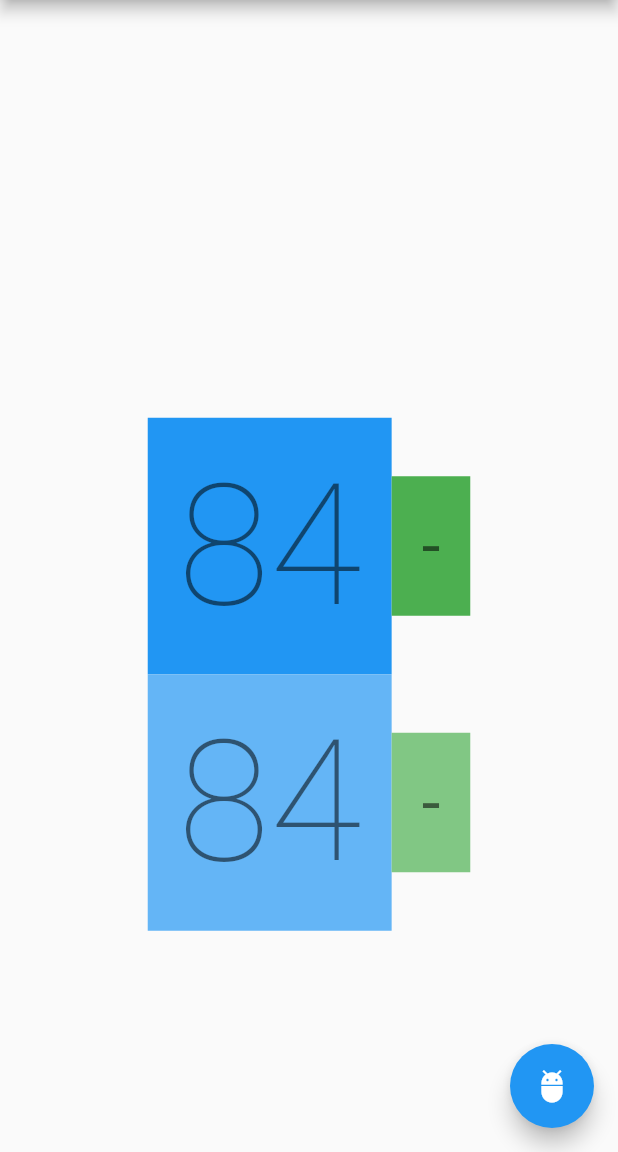
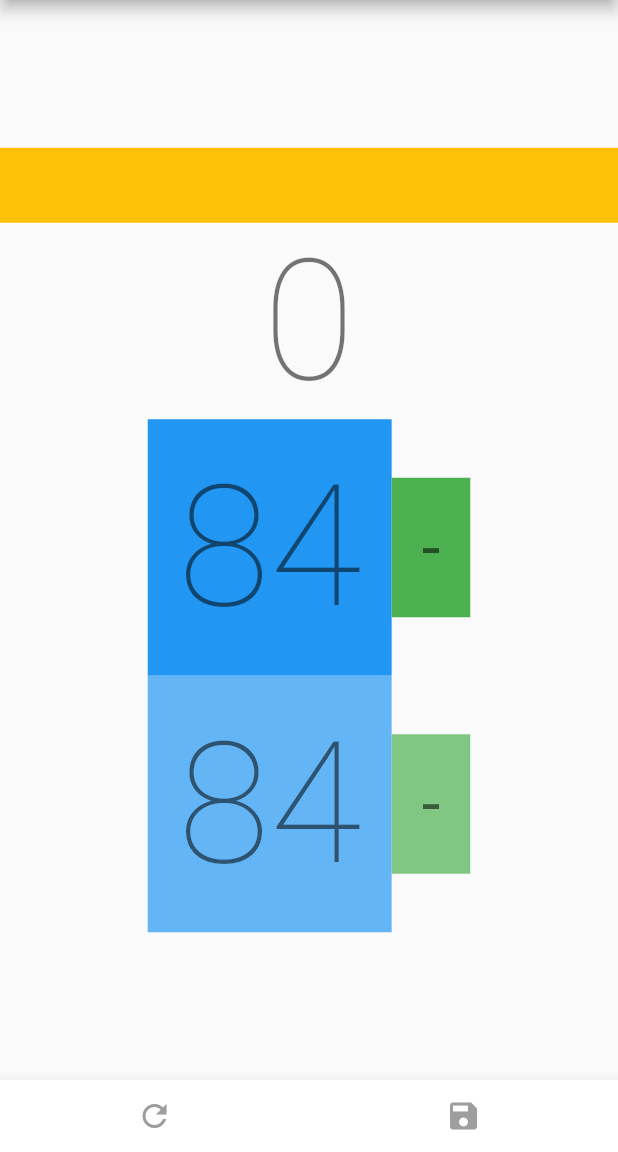
Before and after one commit to johnhershey/staggercalc, a Flutter app: the screen it shows after launch, on a phone screen of 412 x 824 dp, the part 84-1236 px from its top. Run offline on Flutter 3.47's test engine with Material 2 defaults, Android fonts, the phone set to English and light mode, and no system bars; missing offline and left inert: swipedetector.

Commit message:
Main features working.

```diff
--- a/lib/main.dart
+++ b/lib/main.dart
@@ -3,6 +3,7 @@ import 'package:staggercalc/functions/calc_stagger.dart';
 import 'package:staggercalc/functions/format_stagger.dart';
 import 'package:swipedetector/swipedetector.dart';
 import 'package:staggercalc/models/fractions.dart';
+import 'models/pair.dart';
 
 void main() {
   runApp(MyApp());
@@ -35,13 +36,28 @@ class _MyHomePageState extends State<MyHomePage> {
   int _counterB = 84;
   int _fractionIndexA = 0;
   int _fractionIndexB = 0;
+  int _maxSize = 150;
+  int _minSize = 0;
   double _stagger = 0.0;
-  String _formattedStagger = "";
+  String _formattedStagger = "0";
+  List<Pair> _history = [];
+  int _historyLength = 20;
+  var _pair;
 
-  void _incrementCounter() {
-    setState(() {
-      //_counter++;
-    });
+  int _changeCounter(bool increment, int size) {
+    if (increment) {
+      if (size == _maxSize) {
+        return _minSize;
+      } else {
+        return size += 1;
+      }
+    } else {
+      if (size == _minSize) {
+        return _maxSize;
+      } else {
+        return size -= 1;
+      }
+    }
   }
 
   void _calcStagger() {
@@ -49,6 +65,37 @@ class _MyHomePageState extends State<MyHomePage> {
         eighths[_fractionIndexB]);
     setState(() {
       _formattedStagger = formatStagger(_stagger);
+    });
+  }
+
+  void _resetValues() {
+    setState(() {
+      _counterA = 84;
+      _counterB = 84;
+      _fractionIndexA = 0;
+      _fractionIndexB = 0;
+      _calcStagger();
+    });
+  }
+
+  void _addToHistory() {
+    _pair = Pair(
+        tireA: _counterA.toString() +
+            (_fractionIndexA == 0 ? '' : ' ' + eighths[_fractionIndexA]),
+        tireB: _counterB.toString() +
+            (_fractionIndexB == 0 ? '' : ' ' + eighths[_fractionIndexB]),
+        tireDiff: _formattedStagger);
+
+    // _pair.tireA.whole = _counterA.toString();
+    // _pair.tireA.fraction = eighths[_fractionIndexA];
+    // _pair.tireB.whole = _counterB.toString();
+    // _pair.tireB.fraction = eighths[_fractionIndexA];
+    // _pair.tireDiff = _formattedStagger;
+
+    if (_history.length >= _historyLength) _history.removeAt(0);
+
+    setState(() {
+      _history.add(_pair);
     });
   }
 
@@ -62,9 +109,49 @@ class _MyHomePageState extends State<MyHomePage> {
         child: Column(
           mainAxisAlignment: MainAxisAlignment.center,
           children: <Widget>[
-            Text(
-              _formattedStagger,
-              style: Theme.of(context).textTheme.headline1,
+            // TODO History List
+
+            Container(
+              color: Colors.amber,
+              height: 50,
+              width: MediaQuery.of(context).size.width,
+              child: ListView.builder(
+                scrollDirection: Axis.horizontal,
+                itemCount: _history.length,
+                itemBuilder: (context, index) {
+                  return Container(
+                    margin: EdgeInsets.only(left: 40),
+                    child: Center(
+                      child: Column(
+                        children: [
+                          Text(_history[_history.length - 1 - index]
+                              .tireA
+                              .toString()),
+                          Text(_history[_history.length - 1 - index]
+                              .tireB
+                              .toString()),
+                          Text(_history[_history.length - 1 - index]
+                              .tireDiff
+                              .toString())
+                        ],
+                      ),
+                    ),
+                  );
+                },
+              ),
+            ),
+            Row(
+              mainAxisAlignment: MainAxisAlignment.center,
+              children: [
+                Text(
+                  _formattedStagger.split(' ')[0],
+                  style: Theme.of(context).textTheme.headline1,
+                ),
+                Text(
+                  _formattedStagger.split(' ').length == 2 ? '  ' + _formattedStagger.split(' ')[1] : '',
+                  style: Theme.of(context).textTheme.headline3,
+                ),
+              ],
             ),
             Row(
               mainAxisAlignment: MainAxisAlignment.center,
@@ -80,21 +167,21 @@ class _MyHomePageState extends State<MyHomePage> {
                   ),
                   onSwipeUp: () {
                     setState(() {
-                      _counterA = _counterA + 1;
+                      _counterA = _changeCounter(true, _counterA);
                     });
                     _calcStagger();
                     print('A - Up: $_counterA');
                   },
                   onSwipeDown: () {
                     setState(() {
-                      _counterA = _counterA - 1;
+                      _counterA = _changeCounter(false, _counterA);
                     });
                     _calcStagger();
                     print('A - Down: $_counterA');
                   },
                   swipeConfiguration: SwipeConfiguration(
-                    verticalSwipeMinVelocity: 100.0,
-                    verticalSwipeMinDisplacement: 50.0,
+                    verticalSwipeMinVelocity: 80.0,
+                    verticalSwipeMinDisplacement: 20.0,
                     verticalSwipeMaxWidthThreshold: 100.0,
                   ),
                 ),
@@ -112,7 +199,7 @@ class _MyHomePageState extends State<MyHomePage> {
                       _fractionIndexA = -1;
                     }
                     setState(() {
-                      _fractionIndexA = _fractionIndexA + 1;
+                      _fractionIndexA += 1;
                     });
                     print('A: $_fractionIndexA');
                     _calcStagger();
@@ -122,7 +209,7 @@ class _MyHomePageState extends State<MyHomePage> {
                       _fractionIndexA = 8;
                     }
                     setState(() {
-                      _fractionIndexA = _fractionIndexA - 1;
+                      _fractionIndexA -= 1;
                     });
                     print('A: $_fractionIndexA');
                     _calcStagger();
@@ -149,21 +236,21 @@ class _MyHomePageState extends State<MyHomePage> {
                   ),
                   onSwipeUp: () {
                     setState(() {
-                      _counterB = _counterB + 1;
+                      _counterB = _changeCounter(true, _counterB);
                     });
                     _calcStagger();
                     print('B - Up: $_counterB');
                   },
                   onSwipeDown: () {
                     setState(() {
-                      _counterB = _counterB - 1;
+                      _counterB = _changeCounter(false, _counterB);
                     });
                     _calcStagger();
                     print('B - Down: $_counterB');
                   },
                   swipeConfiguration: SwipeConfiguration(
-                    verticalSwipeMinVelocity: 100.0,
-                    verticalSwipeMinDisplacement: 50.0,
+                    verticalSwipeMinVelocity: 80.0,
+                    verticalSwipeMinDisplacement: 20.0,
                     verticalSwipeMaxWidthThreshold: 100.0,
                   ),
                 ),
@@ -181,7 +268,7 @@ class _MyHomePageState extends State<MyHomePage> {
                       _fractionIndexB = -1;
                     }
                     setState(() {
-                      _fractionIndexB = _fractionIndexB + 1;
+                      _fractionIndexB += 1;
                     });
                     print('B: $_fractionIndexB');
                     _calcStagger();
@@ -191,7 +278,7 @@ class _MyHomePageState extends State<MyHomePage> {
                       _fractionIndexB = 8;
                     }
                     setState(() {
-                      _fractionIndexB = _fractionIndexB - 1;
+                      _fractionIndexB -= 1;
                     });
                     print('B: $_fractionIndexB');
                     _calcStagger();
@@ -204,24 +291,39 @@ class _MyHomePageState extends State<MyHomePage> {
                 ),
               ],
             ),
-            // ListWheelScrollView.useDelegate(
-            //   itemExtent: 50,
-            //   childDelegate: ListWheelChildBuilderDelegate(
-            //     builder: (context, index) => Container(
-            //       color: Colors.orange,
-            //       child: Center(
-            //         child: Text('Item $index'),
-            //       ),
-            //     ),
-            //   ),
-            // ),
           ],
         ),
       ),
-      floatingActionButton: FloatingActionButton(
-        onPressed: _calcStagger,
-        tooltip: 'Increment',
-        child: Icon(Icons.adb),
+      // floatingActionButton: FloatingActionButton(
+      //   onPressed: _calcStagger,
+      //   tooltip: 'Increment',
+      //   child: Icon(Icons.adb),
+      // ),
+      bottomNavigationBar: Container(
+        child: BottomAppBar(
+          child: Row(
+            children: [
+              Spacer(),
+              IconButton(
+                onPressed: () {
+                  _resetValues();
+                },
+                icon: Icon(Icons.refresh),
+                color: Colors.grey,
+              ),
+              Spacer(),
+              Spacer(),
+              IconButton(
+                onPressed: () {
+                  _addToHistory();
+                },
+                icon: Icon(Icons.save),
+                color: Colors.grey,
+              ),
+              Spacer(),
+            ],
+          ),
+        ),
       ),
     );
   }
--- /dev/null
+++ b/lib/models/pair.dart
@@ -0,0 +1,16 @@
+import 'stagger.dart';
+
+class Pair {
+  String tireA;
+  String tireB;
+  String tireDiff;
+
+  Pair({this.tireA, this.tireB, this.tireDiff});
+
+  get _pair => null;
+
+  // @override
+  // String toString() {
+  //   return '$tireA' + '$tireB'+'$tireDiff';
+  // }
+}
--- a/lib/models/stagger.dart
+++ b/lib/models/stagger.dart
@@ -1,6 +1,6 @@
 class Stagger {
-  final String whole;
-  final String fraction;
+  String whole;
+  String fraction;
 
   Stagger({this.whole, this.fraction});
 }
```
Also changed, not shown: lib/functions/format_stagger.dart (+11 -1 lines).
